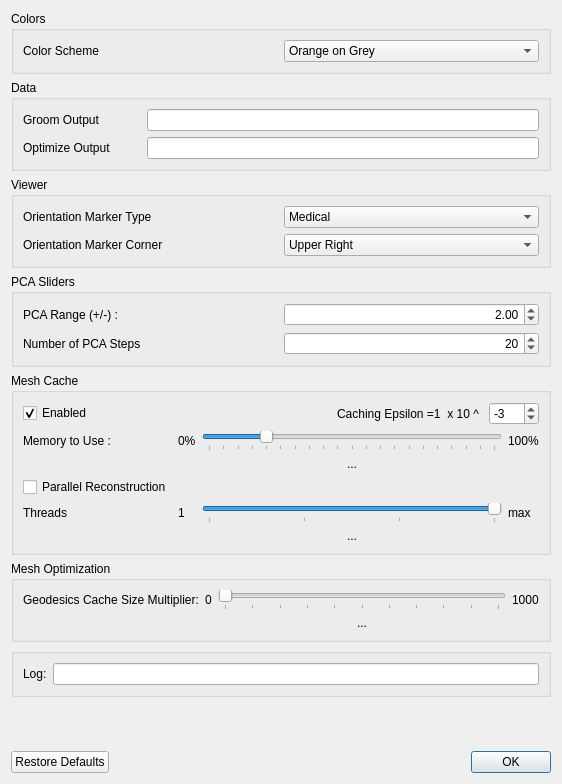
Old version of the form Studio/src/Data/PreferencesWindow.ui in the repository SCIInstitute/ShapeWorks.
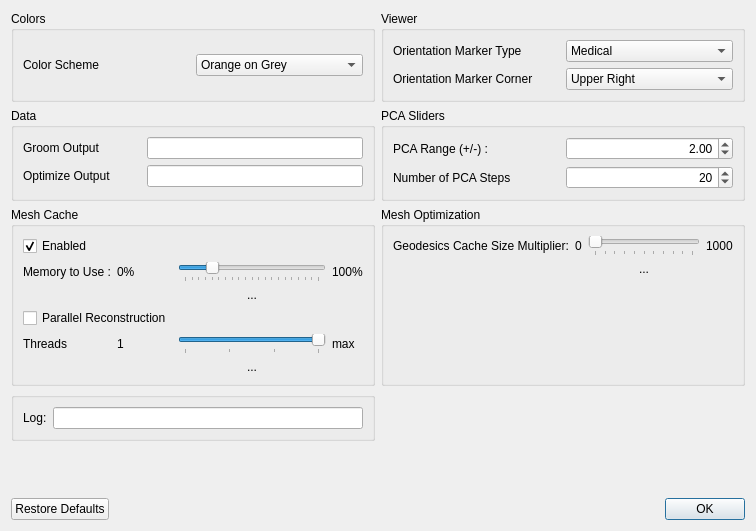
New version of the form.

Diff of the .ui file:
```diff
--- a/Studio/src/Data/PreferencesWindow.ui
+++ b/Studio/src/Data/PreferencesWindow.ui
@@ -6,15 +6,15 @@
    <rect>
     <x>0</x>
     <y>0</y>
-    <width>562</width>
-    <height>784</height>
+    <width>756</width>
+    <height>531</height>
    </rect>
   </property>
   <property name="windowTitle">
    <string>Preferences</string>
   </property>
-  <layout class="QVBoxLayout" name="verticalLayout_2">
-   <item>
+  <layout class="QGridLayout" name="gridLayout_6">
+   <item row="0" column="0">
     <widget class="QGroupBox" name="groupBox_2">
      <property name="title">
       <string>Colors</string>
@@ -84,7 +84,20 @@
      </layout>
     </widget>
    </item>
-   <item>
+   <item row="7" column="0">
+    <spacer name="verticalSpacer">
+     <property name="orientation">
+      <enum>Qt::Vertical</enum>
+     </property>
+     <property name="sizeHint" stdset="0">
+      <size>
+       <width>20</width>
+       <height>40</height>
+      </size>
+     </property>
+    </spacer>
+   </item>
+   <item row="1" column="0">
     <widget class="QGroupBox" name="groupBox_6">
      <property name="title">
       <string>Data</string>
@@ -93,10 +106,10 @@
       <property name="horizontalSpacing">
        <number>36</number>
       </property>
-      <item row="0" column="0">
-       <widget class="QLabel" name="label_11">
-        <property name="text">
-         <string>Groom Output</string>
+      <item row="1" column="1">
+       <widget class="QLineEdit" name="optimize_file_template">
+        <property name="alignment">
+         <set>Qt::AlignCenter</set>
         </property>
        </widget>
       </item>
@@ -114,145 +127,17 @@
         </property>
        </widget>
       </item>
-      <item row="1" column="1">
-       <widget class="QLineEdit" name="optimize_file_template">
-        <property name="alignment">
-         <set>Qt::AlignCenter</set>
-        </property>
-       </widget>
-      </item>
-     </layout>
-    </widget>
-   </item>
-   <item>
-    <widget class="QGroupBox" name="groupBox_5">
-     <property name="title">
-      <string>Viewer</string>
-     </property>
-     <layout class="QGridLayout" name="gridLayout_2">
-      <item row="0" column="1">
-       <widget class="QComboBox" name="orientation_marker_type">
-        <item>
-         <property name="text">
-          <string>Medical</string>
-         </property>
-        </item>
-        <item>
-         <property name="text">
-          <string>Triad</string>
-         </property>
-        </item>
-        <item>
-         <property name="text">
-          <string>None</string>
-         </property>
-        </item>
-       </widget>
-      </item>
       <item row="0" column="0">
-       <widget class="QLabel" name="label_12">
+       <widget class="QLabel" name="label_11">
         <property name="text">
-         <string>Orientation Marker Type</string>
+         <string>Groom Output</string>
         </property>
        </widget>
       </item>
-      <item row="1" column="0">
-       <widget class="QLabel" name="label_13">
-        <property name="text">
-         <string>Orientation Marker Corner</string>
-        </property>
-       </widget>
-      </item>
-      <item row="1" column="1">
-       <widget class="QComboBox" name="orientation_marker_corner">
-        <item>
-         <property name="text">
-          <string>Upper Right</string>
-         </property>
-        </item>
-        <item>
-         <property name="text">
-          <string>Lower Right</string>
-         </property>
-        </item>
-        <item>
-         <property name="text">
-          <string>Lower Left</string>
-         </property>
-        </item>
-        <item>
-         <property name="text">
-          <string>Upper Left</string>
-         </property>
-        </item>
-       </widget>
-      </item>
      </layout>
     </widget>
    </item>
-   <item>
-    <widget class="QGroupBox" name="groupBox_4">
-     <property name="title">
-      <string>PCA Sliders</string>
-     </property>
-     <layout class="QVBoxLayout" name="verticalLayout_3">
-      <item>
-       <layout class="QGridLayout" name="gridLayout_3">
-        <item row="0" column="0">
-         <widget class="QLabel" name="label_6">
-          <property name="text">
-           <string>PCA Range (+/-) : </string>
-          </property>
-         </widget>
-        </item>
-        <item row="0" column="1">
-         <widget class="QDoubleSpinBox" name="pca_range">
-          <property name="alignment">
-           <set>Qt::AlignRight|Qt::AlignTrailing|Qt::AlignVCenter</set>
-          </property>
-          <property name="decimals">
-           <number>2</number>
-          </property>
-          <property name="minimum">
-           <double>0.010000000000000</double>
-          </property>
-          <property name="maximum">
-           <double>5.000000000000000</double>
-          </property>
-          <property name="value">
-           <double>2.000000000000000</double>
-          </property>
-         </widget>
-        </item>
-        <item row="1" column="0">
-         <widget class="QLabel" name="label_8">
-          <property name="text">
-           <string>Number of PCA Steps</string>
-          </property>
-         </widget>
-        </item>
-        <item row="1" column="1">
-         <widget class="QSpinBox" name="pca_steps">
-          <property name="alignment">
-           <set>Qt::AlignRight|Qt::AlignTrailing|Qt::AlignVCenter</set>
-          </property>
-          <property name="minimum">
-           <number>3</number>
-          </property>
-          <property name="maximum">
-           <number>40</number>
-          </property>
-          <property name="value">
-           <number>20</number>
-          </property>
-         </widget>
-        </item>
-       </layout>
-      </item>
-     </layout>
-    </widget>
-   </item>
-   <item>
+   <item row="4" column="0">
     <widget class="QGroupBox" name="groupBox">
      <property name="title">
       <string>Mesh Cache</string>
@@ -273,32 +158,6 @@
           </property>
          </widget>
         </item>
-        <item alignment="Qt::AlignRight">
-         <widget class="QLabel" name="label_14">
-          <property name="text">
-           <string>Caching Epsilon =1  x 10 ^ </string>
-          </property>
-         </widget>
-        </item>
-        <item>
-         <widget class="QSpinBox" name="caching_epsilon">
-          <property name="maximumSize">
-           <size>
-            <width>50</width>
-            <height>16777215</height>
-           </size>
-          </property>
-          <property name="minimum">
-           <number>-12</number>
-          </property>
-          <property name="maximum">
-           <number>12</number>
-          </property>
-          <property name="value">
-           <number>-3</number>
-          </property>
-         </widget>
-        </item>
        </layout>
       </item>
       <item>
@@ -386,13 +245,6 @@
           </property>
          </widget>
         </item>
-        <item row="3" column="0">
-         <widget class="QCheckBox" name="parallel_enabled">
-          <property name="text">
-           <string>Parallel Reconstruction</string>
-          </property>
-         </widget>
-        </item>
         <item row="2" column="2">
          <widget class="QLabel" name="memory_current_value">
           <property name="text">
@@ -413,12 +265,170 @@
           </property>
          </widget>
         </item>
+        <item row="3" column="0" colspan="2">
+         <widget class="QCheckBox" name="parallel_enabled">
+          <property name="text">
+           <string>Parallel Reconstruction</string>
+          </property>
+         </widget>
+        </item>
        </layout>
       </item>
      </layout>
     </widget>
    </item>
-   <item>
+   <item row="6" column="0">
+    <widget class="QGroupBox" name="groupBox_3">
+     <property name="title">
+      <string/>
+     </property>
+     <layout class="QHBoxLayout" name="horizontalLayout_3">
+      <item>
+       <widget class="QLabel" name="label_7">
+        <property name="text">
+         <string>Log:</string>
+        </property>
+       </widget>
+      </item>
+      <item>
+       <widget class="QLineEdit" name="log_location">
+        <property name="readOnly">
+         <bool>true</bool>
+        </property>
+       </widget>
+      </item>
+     </layout>
+    </widget>
+   </item>
+   <item row="0" column="1">
+    <widget class="QGroupBox" name="groupBox_5">
+     <property name="title">
+      <string>Viewer</string>
+     </property>
+     <layout class="QGridLayout" name="gridLayout_2">
+      <item row="0" column="1">
+       <widget class="QComboBox" name="orientation_marker_type">
+        <item>
+         <property name="text">
+          <string>Medical</string>
+         </property>
+        </item>
+        <item>
+         <property name="text">
+          <string>Triad</string>
+         </property>
+        </item>
+        <item>
+         <property name="text">
+          <string>None</string>
+         </property>
+        </item>
+       </widget>
+      </item>
+      <item row="0" column="0">
+       <widget class="QLabel" name="label_12">
+        <property name="text">
+         <string>Orientation Marker Type</string>
+        </property>
+       </widget>
+      </item>
+      <item row="1" column="0">
+       <widget class="QLabel" name="label_13">
+        <property name="text">
+         <string>Orientation Marker Corner</string>
+        </property>
+       </widget>
+      </item>
+      <item row="1" column="1">
+       <widget class="QComboBox" name="orientation_marker_corner">
+        <item>
+         <property name="text">
+          <string>Upper Right</string>
+         </property>
+        </item>
+        <item>
+         <property name="text">
+          <string>Lower Right</string>
+         </property>
+        </item>
+        <item>
+         <property name="text">
+          <string>Lower Left</string>
+         </property>
+        </item>
+        <item>
+         <property name="text">
+          <string>Upper Left</string>
+         </property>
+        </item>
+       </widget>
+      </item>
+     </layout>
+    </widget>
+   </item>
+   <item row="1" column="1">
+    <widget class="QGroupBox" name="groupBox_4">
+     <property name="title">
+      <string>PCA Sliders</string>
+     </property>
+     <layout class="QVBoxLayout" name="verticalLayout_3">
+      <item>
+       <layout class="QGridLayout" name="gridLayout_3">
+        <item row="0" column="0">
+         <widget class="QLabel" name="label_6">
+          <property name="text">
+           <string>PCA Range (+/-) : </string>
+          </property>
+         </widget>
+        </item>
+        <item row="0" column="1">
+         <widget class="QDoubleSpinBox" name="pca_range">
+          <property name="alignment">
+           <set>Qt::AlignRight|Qt::AlignTrailing|Qt::AlignVCenter</set>
+          </property>
+          <property name="decimals">
+           <number>2</number>
+          </property>
+          <property name="minimum">
+           <double>0.010000000000000</double>
+          </property>
+          <property name="maximum">
+           <double>5.000000000000000</double>
+          </property>
+          <property name="value">
+           <double>2.000000000000000</double>
+          </property>
+         </widget>
+        </item>
+        <item row="1" column="0">
+         <widget class="QLabel" name="label_8">
+          <property name="text">
+           <string>Number of PCA Steps</string>
+          </property>
+         </widget>
+        </item>
+        <item row="1" column="1">
+         <widget class="QSpinBox" name="pca_steps">
+          <property name="alignment">
+           <set>Qt::AlignRight|Qt::AlignTrailing|Qt::AlignVCenter</set>
+          </property>
+          <property name="minimum">
+           <number>3</number>
+          </property>
+          <property name="maximum">
+           <number>40</number>
+          </property>
+          <property name="value">
+           <number>20</number>
+          </property>
+         </widget>
+        </item>
+       </layout>
+      </item>
+     </layout>
+    </widget>
+   </item>
+   <item row="4" column="1">
     <widget class="QGroupBox" name="groupBox_7">
      <property name="title">
       <string>Mesh Optimization</string>
@@ -449,6 +459,13 @@
         </property>
        </widget>
       </item>
+      <item row="0" column="0">
+       <widget class="QLabel" name="label_17">
+        <property name="text">
+         <string>Geodesics Cache Size Multiplier:</string>
+        </property>
+       </widget>
+      </item>
       <item row="0" column="3">
        <widget class="QLabel" name="label_15">
         <property name="text">
@@ -463,13 +480,6 @@
         </property>
        </widget>
       </item>
-      <item row="0" column="0">
-       <widget class="QLabel" name="label_17">
-        <property name="text">
-         <string>Geodesics Cache Size Multiplier:</string>
-        </property>
-       </widget>
-      </item>
       <item row="1" column="2">
        <widget class="QLabel" name="geodesic_cache_multiplier_current_value">
         <property name="text">
@@ -480,46 +490,23 @@
         </property>
        </widget>
       </item>
-     </layout>
-    </widget>
-   </item>
-   <item>
-    <widget class="QGroupBox" name="groupBox_3">
-     <property name="title">
-      <string/>
-     </property>
-     <layout class="QHBoxLayout" name="horizontalLayout_3">
-      <item>
-       <widget class="QLabel" name="label_7">
-        <property name="text">
-         <string>Log:</string>
+      <item row="2" column="2">
+       <spacer name="verticalSpacer_2">
+        <property name="orientation">
+         <enum>Qt::Vertical</enum>
         </property>
-       </widget>
-      </item>
-      <item>
-       <widget class="QLineEdit" name="log_location">
-        <property name="readOnly">
-         <bool>true</bool>
+        <property name="sizeHint" stdset="0">
+         <size>
+          <width>20</width>
+          <height>40</height>
+         </size>
         </property>
-       </widget>
+       </spacer>
       </item>
      </layout>
     </widget>
    </item>
-   <item>
-    <spacer name="verticalSpacer">
-     <property name="orientation">
-      <enum>Qt::Vertical</enum>
-     </property>
-     <property name="sizeHint" stdset="0">
-      <size>
-       <width>20</width>
-       <height>40</height>
-      </size>
-     </property>
-    </spacer>
-   </item>
-   <item>
+   <item row="8" column="0" colspan="2">
     <widget class="QDialogButtonBox" name="button_box">
      <property name="orientation">
       <enum>Qt::Horizontal</enum>
```
Left out of the diff: 1 changed line with no effect on the pictures.
